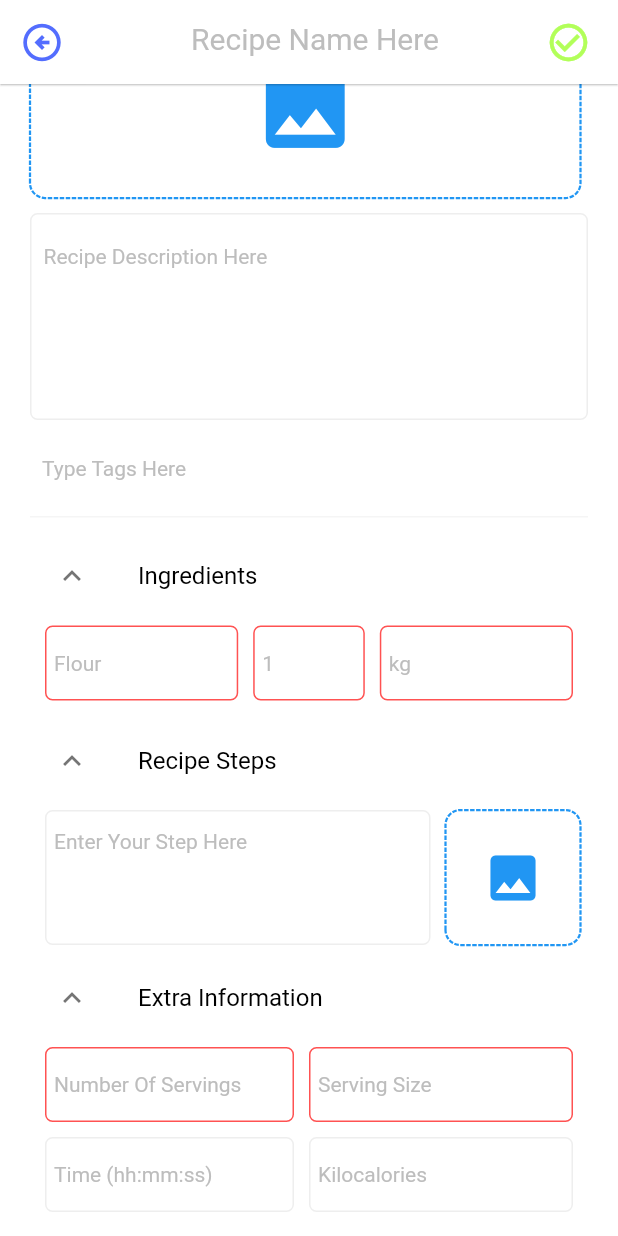
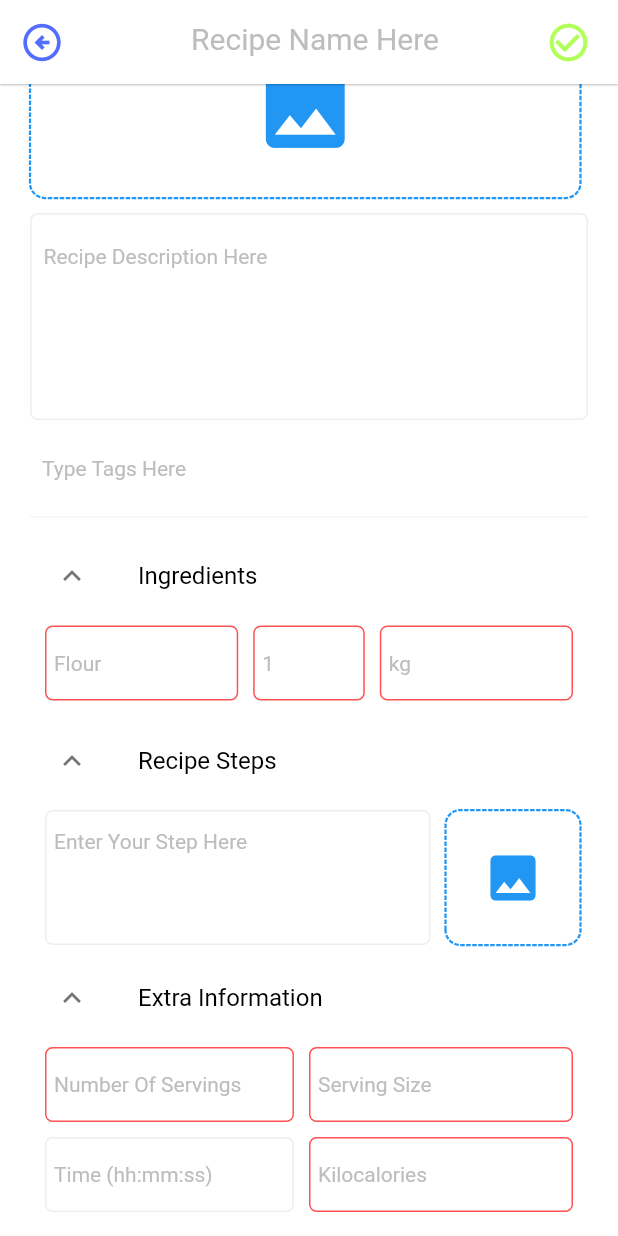
Before and after one commit to Unknown807/Langfoodi-Frontend, a Flutter app: the RecipeInteractionPage screen opened by its route, after a tap on "Ingredients", after a tap on "Recipe Steps", after a tap on "Extra Information", on a phone screen of 412 x 824 dp. Run offline on Flutter 3.47's test engine with Material 2 defaults, Android fonts, the phone set to English and light mode, and no system bars; drawn by our look-alikes of dotted_border; our stand-ins replace bloc, equatable, flutter_bloc, flutter_secure_storage, formz, image_picker; missing offline and left inert: cloudinary_flutter, cloudinary_url_gen; accounts and stored records are empty; network calls fail.

```diff
--- a/lib/pages/recipes/recipe_interaction/bloc/recipe_interaction_event.dart
+++ b/lib/pages/recipes/recipe_interaction/bloc/recipe_interaction_event.dart
@@ -97,3 +97,12 @@ final class ServingSizeChanged extends RecipeInteractionEvent {
   @override
   List<Object> get props => [servingSize];
 }
+
+final class KilocaloriesChanged extends RecipeInteractionEvent {
+  const KilocaloriesChanged(this.kilocalories);
+
+  final String kilocalories;
+
+  @override
+  List<Object> get props => [kilocalories];
+}
--- a/lib/pages/recipes/recipe_interaction/bloc/recipe_interaction_state.dart
+++ b/lib/pages/recipes/recipe_interaction/bloc/recipe_interaction_state.dart
@@ -11,11 +11,13 @@ class RecipeInteractionState extends Equatable {
     this.ingredientMeasurement = const IngredientMeasurement.pure(),
     this.servingNumber = const ServingNumber.pure(),
     this.servingSize = const ServingSize.pure(),
+    this.kilocalories = const Kilocalories.pure(),
     this.ingredientNameValid = false,
     this.ingredientQuantityValid = false,
     this.ingredientMeasurementValid = false,
     this.servingNumberValid = false,
     this.servingSizeValid = false,
+    this.kilocaloriesValid = false,
     this.recipeThumbnailPath = "",
     this.formStatus = FormzSubmissionStatus.initial
   });
@@ -30,11 +32,13 @@ class RecipeInteractionState extends Equatable {
   final IngredientMeasurement ingredientMeasurement;
   final ServingNumber servingNumber;
   final ServingSize servingSize;
+  final Kilocalories kilocalories;
   final bool ingredientNameValid;
   final bool ingredientQuantityValid;
   final bool ingredientMeasurementValid;
   final bool servingNumberValid;
   final bool servingSizeValid;
+  final bool kilocaloriesValid;
   final String recipeThumbnailPath;
 
   @override
@@ -43,7 +47,8 @@ class RecipeInteractionState extends Equatable {
     ingredientMeasurement, ingredientNameValid,
     ingredientQuantityValid, ingredientMeasurementValid,
     formStatus, recipeThumbnailPath, servingNumber,
-    servingNumberValid, servingSize, servingSizeValid
+    servingNumberValid, servingSize, servingSizeValid,
+    kilocalories, kilocaloriesValid
   ];
 
   RecipeInteractionState copyWith({
@@ -57,11 +62,13 @@ class RecipeInteractionState extends Equatable {
     IngredientMeasurement? ingredientMeasurement,
     ServingNumber? servingNumber,
     ServingSize? servingSize,
+    Kilocalories? kilocalories,
     bool? ingredientNameValid,
     bool? ingredientQuantityValid,
     bool? ingredientMeasurementValid,
     bool? servingNumberValid,
     bool? servingSizeValid,
+    bool? kilocaloriesValid,
     String? recipeThumbnailPath
   }) {
     return RecipeInteractionState(
@@ -75,11 +82,13 @@ class RecipeInteractionState extends Equatable {
       ingredientMeasurement: ingredientMeasurement ?? this.ingredientMeasurement,
       servingNumber: servingNumber ?? this.servingNumber,
       servingSize: servingSize ?? this.servingSize,
+      kilocalories: kilocalories ?? this.kilocalories,
       ingredientNameValid: ingredientNameValid ?? this.ingredientNameValid,
       ingredientQuantityValid: ingredientQuantityValid ?? this.ingredientQuantityValid,
       ingredientMeasurementValid: ingredientMeasurementValid ?? this.ingredientMeasurementValid,
       servingNumberValid: servingNumberValid ?? this.servingNumberValid,
       servingSizeValid: servingSizeValid ?? this.servingSizeValid,
+      kilocaloriesValid: kilocaloriesValid ?? this.kilocaloriesValid,
       recipeThumbnailPath: recipeThumbnailPath ?? this.recipeThumbnailPath
     );
   }
--- /dev/null
+++ b/lib/pages/recipes/recipe_interaction/models/kilocalories.dart
@@ -0,0 +1,17 @@
+part of 'recipe_interaction_models.dart';
+
+class Kilocalories extends FormzInput<String, RecipeFormValidationError> {
+  const Kilocalories.pure() : super.pure("");
+  const Kilocalories.dirty([super.value = ""]) : super.dirty();
+
+  static final RegExp _kilocaloriesExp = RegExp(
+    r"^[0-9][0-9]{0,3}$"
+  );
+
+  @override
+  RecipeFormValidationError? validator(String value) {
+    return _kilocaloriesExp.hasMatch(value)
+        ? null
+        : RecipeFormValidationError.kilocaloriesInvalid;
+  }
+}
--- a/lib/pages/recipes/recipe_interaction/models/recipe_interaction_models.dart
+++ b/lib/pages/recipes/recipe_interaction/models/recipe_interaction_models.dart
@@ -7,3 +7,4 @@ part 'ingredient_measurement.dart';
 part 'recipe_form_validation_error.dart';
 part 'serving_number.dart';
 part 'serving_size.dart';
+part 'kilocalories.dart';
--- a/lib/pages/recipes/recipe_interaction/recipe_interaction_page.dart
+++ b/lib/pages/recipes/recipe_interaction/recipe_interaction_page.dart
@@ -372,14 +372,25 @@ class RecipeInteractionPage extends StatelessWidget {
                                           ),
                                         ),
                                         Flexible(
-                                          child: FormInput(
-                                            keyboardType: const TextInputType.numberWithOptions(decimal: true),
-                                            innerPadding: const EdgeInsets.only(left: 5),
-                                            outerPadding: const EdgeInsets.fromLTRB(0, 0, 10, 5),
-                                            hint: 'Kilocalories',
-                                            boxDecorationType: FormInputBoxDecorationType.textArea,
-                                            fontSize: 14,
-                                            eventFunc: (value) {},
+                                          child: BlocBuilder<RecipeInteractionBloc, RecipeInteractionState>(
+                                            buildWhen: (p, c) => p.kilocalories != c.kilocalories,
+                                            builder: (context, state) {
+                                              return FormInput(
+                                                keyboardType: const TextInputType.numberWithOptions(decimal: true),
+                                                innerPadding: const EdgeInsets.only(left: 5),
+                                                outerPadding: const EdgeInsets.fromLTRB(0, 0, 10, 5),
+                                                hint: 'Kilocalories',
+                                                boxDecorationType: state.kilocaloriesValid
+                                                    ? FormInputBoxDecorationType.textArea
+                                                    : FormInputBoxDecorationType.error,
+                                                fontSize: 14,
+                                                eventFunc: (value) {
+                                                  context
+                                                    .read<RecipeInteractionBloc>()
+                                                    .add(KilocaloriesChanged(value));
+                                                },
+                                              );
+                                            }
                                           ),
                                         ),
                                       ]
```
Also changed, not shown: lib/pages/recipes/recipe_interaction/bloc/recipe_interaction_bloc.dart (+10 -0 lines).
